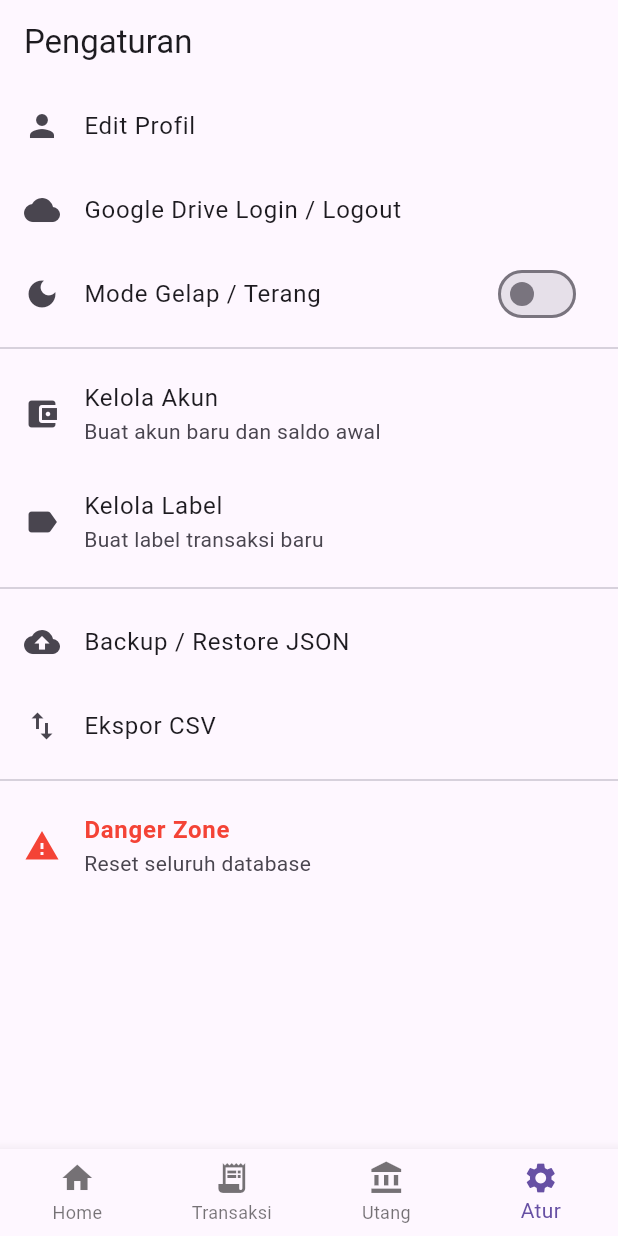
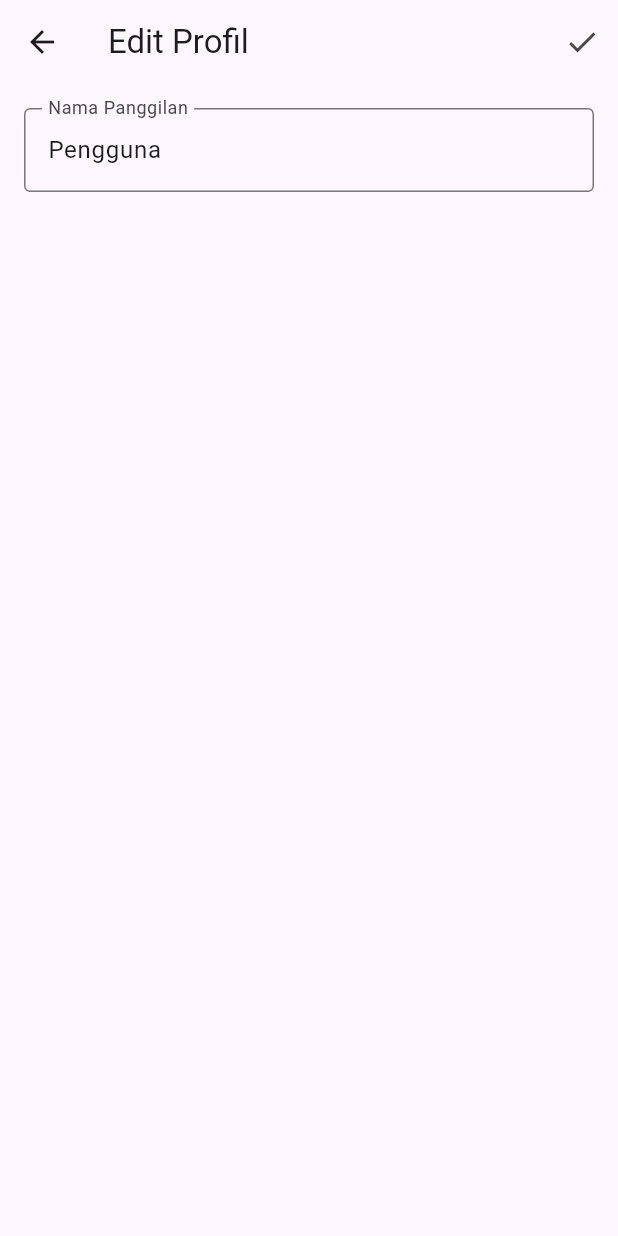
Before and after one commit to labambangpunto/odosa, a Flutter app: the screen it shows after launch, item 4 of the bottom bar chosen, after a tap on "Edit Profil", on a phone screen of 412 x 824 dp. Run offline on Flutter 3.47's test engine with Material 3 defaults, Android fonts, the phone set to English and light mode, and no system bars; our stand-ins replace csv, file_picker, fl_chart, flutter_riverpod, shared_preferences, sqflite_common_ffi; accounts and stored records are empty.

Commit message:
fitur kustomisasi profil pengguna

```diff
--- /dev/null
+++ b/lib/controllers/profil_provider.dart
@@ -0,0 +1,23 @@
+import 'package:flutter_riverpod/flutter_riverpod.dart';
+import 'package:shared_preferences/shared_preferences.dart';
+
+class ProfilNotifier extends StateNotifier<String> {
+  ProfilNotifier() : super('Pengguna') {
+    _loadNama();
+  }
+
+  Future<void> _loadNama() async {
+    final prefs = await SharedPreferences.getInstance();
+    state = prefs.getString('nama_pengguna') ?? 'Pengguna';
+  }
+
+  Future<void> simpanNama(String namaBaru) async {
+    final prefs = await SharedPreferences.getInstance();
+    await prefs.setString('nama_pengguna', namaBaru);
+    state = namaBaru;
+  }
+}
+
+final profilProvider = StateNotifierProvider<ProfilNotifier, String>((ref) {
+  return ProfilNotifier();
+});
--- /dev/null
+++ b/lib/ui/screens/form_edit_profil.dart
@@ -0,0 +1,58 @@
+import 'package:flutter/material.dart';
+import 'package:flutter_riverpod/flutter_riverpod.dart';
+
+import '../../controllers/profil_provider.dart';
+
+class FormEditProfil extends ConsumerStatefulWidget {
+  const FormEditProfil({super.key});
+
+  @override
+  ConsumerState<FormEditProfil> createState() => _FormEditProfilState();
+}
+
+class _FormEditProfilState extends ConsumerState<FormEditProfil> {
+  final _namaController = TextEditingController();
+
+  @override
+  void initState() {
+    super.initState();
+    // Memuat nama yang sedang aktif saat form dibuka
+    _namaController.text = ref.read(profilProvider);
+  }
+
+  @override
+  void dispose() {
+    _namaController.dispose();
+    super.dispose();
+  }
+
+  void _simpan() {
+    final nama = _namaController.text.trim();
+    if (nama.isNotEmpty) {
+      ref.read(profilProvider.notifier).simpanNama(nama);
+      Navigator.pop(context);
+    }
+  }
+
+  @override
+  Widget build(BuildContext context) {
+    return Scaffold(
+      appBar: AppBar(
+        title: const Text('Edit Profil'),
+        actions: [
+          IconButton(icon: const Icon(Icons.check), onPressed: _simpan),
+        ],
+      ),
+      body: Padding(
+        padding: const EdgeInsets.all(16.0),
+        child: TextField(
+          controller: _namaController,
+          decoration: const InputDecoration(
+            labelText: 'Nama Panggilan',
+            border: OutlineInputBorder(),
+          ),
+        ),
+      ),
+    );
+  }
+}
--- a/lib/ui/screens/tab_atur.dart
+++ b/lib/ui/screens/tab_atur.dart
@@ -6,6 +6,7 @@ import '../../core/database/database_helper.dart';
 import '../../controllers/master_data_provider.dart';
 import '../../controllers/utang_piutang_provider.dart';
 import '../../core/utils/backup_restore_service.dart';
+import 'form_edit_profil.dart';
 import 'form_tambah_akun.dart';
 import 'form_tambah_label.dart';
 
@@ -144,7 +145,10 @@ class TabAtur extends ConsumerWidget {
           ListTile(
             leading: const Icon(Icons.person),
             title: const Text('Edit Profil'),
-            onTap: () {},
+            onTap: () => Navigator.push(
+              context,
+              MaterialPageRoute(builder: (_) => const FormEditProfil()),
+            ),
           ),
           ListTile(
             leading: const Icon(Icons.cloud),
--- a/lib/ui/screens/tab_home.dart
+++ b/lib/ui/screens/tab_home.dart
@@ -5,12 +5,14 @@ import 'package:fl_chart/fl_chart.dart';
 
 import '../../controllers/home_summary_provider.dart';
 import '../../models/akun.dart';
+import '../../controllers/profil_provider.dart';
 
 class TabHome extends ConsumerWidget {
   const TabHome({super.key});
 
   @override
   Widget build(BuildContext context, WidgetRef ref) {
+    final namaPengguna = ref.watch(profilProvider);
     final ringkasanBulanan = ref.watch(ringkasanBulananProvider);
     final dataSaldoAkun = ref.watch(saldoAkunProvider);
 
@@ -30,7 +32,7 @@ class TabHome extends ConsumerWidget {
 
     return Scaffold(
       appBar: AppBar(
-        title: const Text('Halo, Pengguna!'), // Greeting
+        title: Text('Halo, $namaPengguna!'),
         actions: [
           IconButton(
             icon: const Icon(Icons.sync),
--- a/pubspec.yaml
+++ b/pubspec.yaml
@@ -18,6 +18,10 @@ dependencies:
   fl_chart: ^1.2.0
   csv: ^6.0.0
   file_picker: ^8.1.2
+  shared_preferences: ^2.5.5
+  google_sign_in: ^7.2.0
+  googleapis: ^17.0.0
+  googleapis_auth: ^2.3.4
 
 dev_dependencies:
   flutter_test:
```
Also changed, not shown: pubspec.lock, 1 other file.
